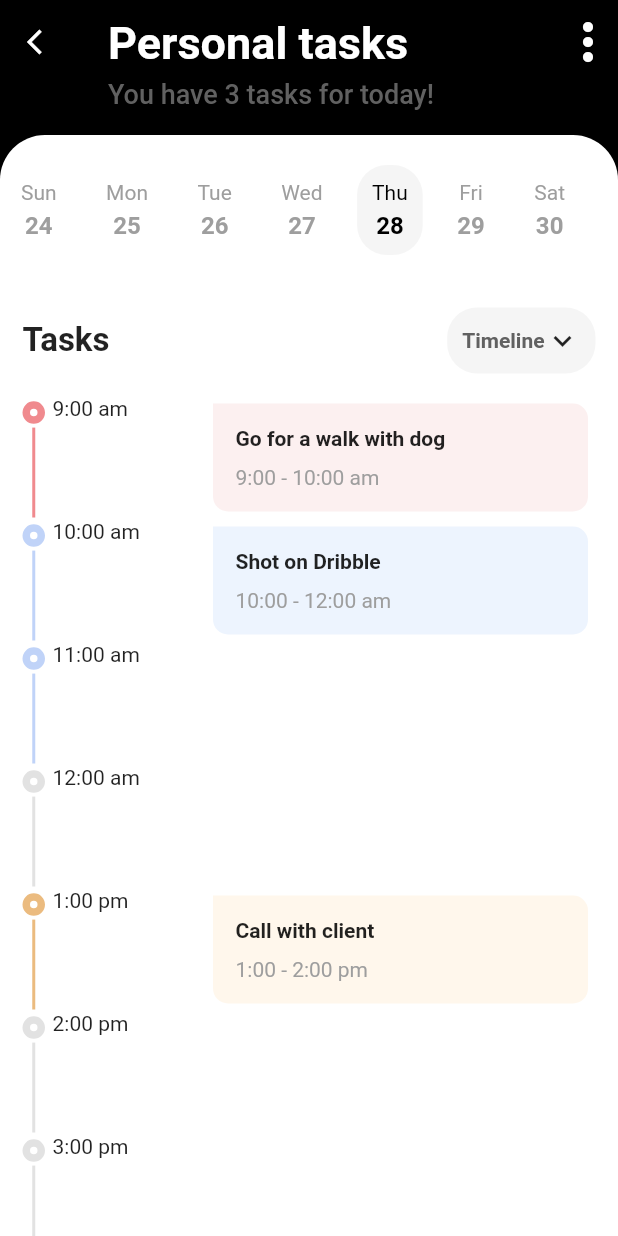
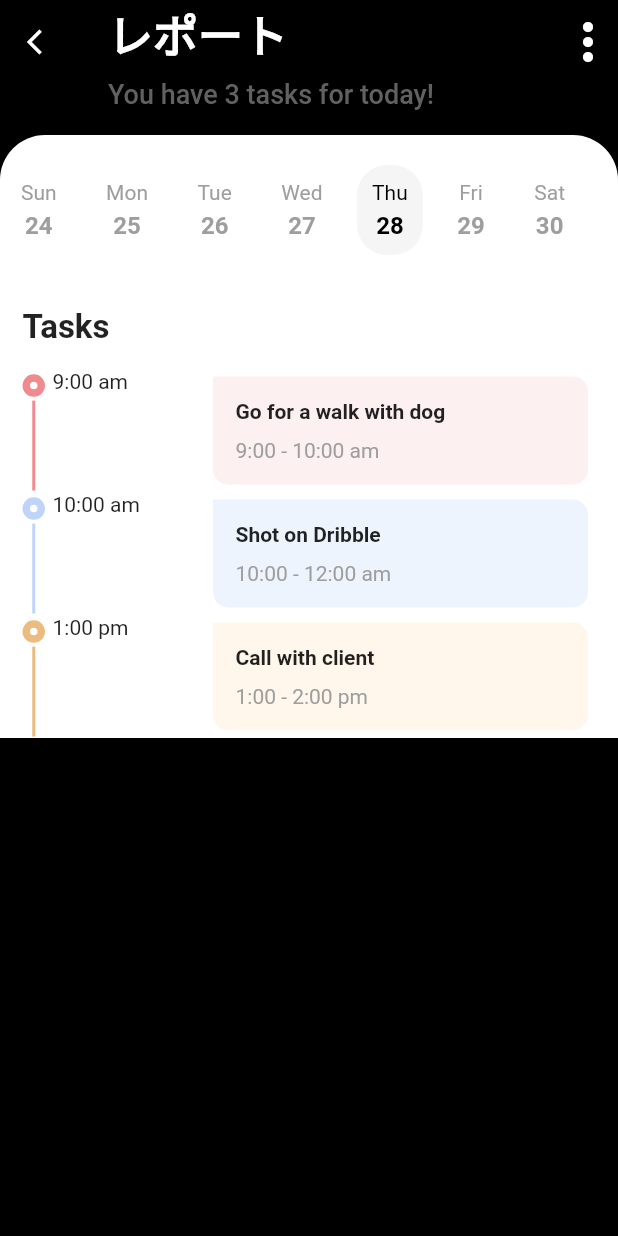
Before and after one commit to nharu-0630/GakujoGUI-Flutter, a Flutter app: the DetailPage screen opened directly with sample values from the repository, on a phone screen of 412 x 824 dp. Run offline on Flutter 3.47's test engine with Material 2 defaults, Android fonts, the phone set to English and light mode, and no system bars; drawn by our look-alikes of timeline_tile; our stand-ins replace dotted_border.

Commit message:
fix title

```diff
--- a/lib/models/task.dart
+++ b/lib/models/task.dart
@@ -26,8 +26,8 @@ class Task {
   static List<Task> generateTasks() {
     return [
       Task(
-          iconData: Icons.person_rounded,
-          title: 'Personal',
+          iconData: Icons.text_snippet_rounded,
+          title: 'レポート',
           bgColor: kYellowLight,
           iconColor: kYellowDark,
           btnColor: kYellow,
@@ -48,18 +48,18 @@ class Task {
               'tlColor': kBlueDark,
               'bgColor': kBlueLight,
             },
-            {
-              'time': '11:00 am',
-              'title': '',
-              'slot': '',
-              'tlColor': kBlueDark,
-            },
-            {
-              'time': '12:00 am',
-              'title': '',
-              'slot': '',
-              'tlColor': Colors.grey.withOpacity(0.3),
-            },
+            // {
+            //   'time': '11:00 am',
+            //   'title': '',
+            //   'slot': '',
+            //   'tlColor': kBlueDark,
+            // },
+            // {
+            //   'time': '12:00 am',
+            //   'title': '',
+            //   'slot': '',
+            //   'tlColor': Colors.grey.withOpacity(0.3),
+            // },
             {
               'time': '1:00 pm',
               'title': 'Call with client',
@@ -67,38 +67,38 @@ class Task {
               'tlColor': kYellowDark,
               'bgColor': kYellowLight,
             },
-            {
-              'time': '2:00 pm',
-              'title': '',
-              'slot': '',
-              'tlColor': Colors.grey.withOpacity(0.3),
-            },
-            {
-              'time': '3:00 pm',
-              'title': '',
-              'slot': '',
-              'tlColor': Colors.grey.withOpacity(0.3),
-            },
+            // {
+            //   'time': '2:00 pm',
+            //   'title': '',
+            //   'slot': '',
+            //   'tlColor': Colors.grey.withOpacity(0.3),
+            // },
+            // {
+            //   'time': '3:00 pm',
+            //   'title': '',
+            //   'slot': '',
+            //   'tlColor': Colors.grey.withOpacity(0.3),
+            // },
           ]),
       Task(
-        iconData: Icons.cases_rounded,
-        title: 'Work',
+        iconData: Icons.quiz_rounded,
+        title: '小テスト',
         bgColor: kRedLight,
         iconColor: kRedDark,
         btnColor: kRed,
         left: 2,
         done: 8,
       ),
-      Task(
-        iconData: Icons.favorite_rounded,
-        title: 'Health',
-        bgColor: kBlueLight,
-        iconColor: kBlueDark,
-        btnColor: kBlue,
-        left: 1,
-        done: 1,
-      ),
-      Task(isLast: true)
+      // Task(
+      //   iconData: Icons.favorite_rounded,
+      //   title: 'Health',
+      //   bgColor: kBlueLight,
+      //   iconColor: kBlueDark,
+      //   btnColor: kBlue,
+      //   left: 1,
+      //   done: 1,
+      // ),
+      // Task(isLast: true)
     ];
   }
 }
--- a/lib/screens/detail/detail.dart
+++ b/lib/screens/detail/detail.dart
@@ -68,7 +68,7 @@ class DetailPage extends StatelessWidget {
           crossAxisAlignment: CrossAxisAlignment.start,
           children: [
             Text(
-              '${task.title} tasks',
+              '${task.title}',
               style: const TextStyle(fontWeight: FontWeight.bold),
             ),
             const SizedBox(height: 5),
--- a/lib/screens/detail/widgets/task_title.dart
+++ b/lib/screens/detail/widgets/task_title.dart
@@ -1,31 +1,32 @@
 import 'package:flutter/material.dart';
-import 'package:flutter/src/widgets/framework.dart';
 
 class TaskTitle extends StatelessWidget {
   @override
   Widget build(BuildContext context) {
     return Container(
       padding: const EdgeInsets.all(15),
-      child: Row(mainAxisAlignment: MainAxisAlignment.spaceBetween, children: [
-        const Text(
-          'Tasks',
-          style: TextStyle(fontSize: 22, fontWeight: FontWeight.bold),
-        ),
-        Container(
-          padding: const EdgeInsets.all(10),
-          decoration: BoxDecoration(
-              color: Colors.grey.withOpacity(0.1),
-              borderRadius: BorderRadius.circular(20)),
-          child: Row(children: [
+      child: Row(
+          mainAxisAlignment: MainAxisAlignment.spaceBetween,
+          children: const [
             Text(
-              'Timeline',
-              style: TextStyle(
-                  color: Colors.grey[700], fontWeight: FontWeight.bold),
+              'Tasks',
+              style: TextStyle(fontSize: 22, fontWeight: FontWeight.bold),
             ),
-            Icon(Icons.keyboard_arrow_down_outlined)
+            // Container(
+            //   padding: const EdgeInsets.all(10),
+            //   decoration: BoxDecoration(
+            //       color: Colors.grey.withOpacity(0.1),
+            //       borderRadius: BorderRadius.circular(20)),
+            //   child: Row(children: [
+            //     Text(
+            //       'Timeline',
+            //       style: TextStyle(
+            //           color: Colors.grey[700], fontWeight: FontWeight.bold),
+            //     ),
+            //     const Icon(Icons.keyboard_arrow_down_outlined)
+            //   ]),
+            // )
           ]),
-        )
-      ]),
     );
   }
 }
--- a/lib/screens/home/home.dart
+++ b/lib/screens/home/home.dart
@@ -1,5 +1,4 @@
 import 'package:flutter/material.dart';
-import 'package:gakujo_task/screens/home/widgets/go_premium.dart';
 import 'package:gakujo_task/screens/home/widgets/tasks.dart';
 
 class HomePage extends StatelessWidget {
@@ -11,7 +10,7 @@ class HomePage extends StatelessWidget {
       body: Column(
         crossAxisAlignment: CrossAxisAlignment.start,
         children: [
-          GoPremium(),
+          // GoPremium(),
           Container(
             padding: const EdgeInsets.all(15),
             child: const Text(
@@ -47,14 +46,14 @@ class HomePage extends StatelessWidget {
         Container(
           height: 45,
           width: 45,
-          margin: const EdgeInsets.only(left: 15),
+          // margin: const EdgeInsets.only(left: 15),
           child: ClipRRect(
             borderRadius: BorderRadius.circular(10),
-            child: Image.asset('assets/images/avatar.jpg'),
+            child: Image.asset('assets/images/avatar.png'),
           ),
         ),
         const SizedBox(width: 10),
-        const Text('Hi, Amanda!',
+        const Text('Hi, xyzyxJP!',
             style: TextStyle(
               color: Colors.black,
               fontSize: 26,
--- a/lib/screens/home/widgets/tasks.dart
+++ b/lib/screens/home/widgets/tasks.dart
@@ -1,6 +1,5 @@
 import 'package:dotted_border/dotted_border.dart';
 import 'package:flutter/material.dart';
-import 'package:flutter/src/widgets/framework.dart';
 import 'package:gakujo_task/models/task.dart';
 import 'package:gakujo_task/screens/detail/detail.dart';
 
@@ -52,7 +51,7 @@ class Tasks extends StatelessWidget {
             color: task.iconColor,
             size: 35,
           ),
-          const SizedBox(height: 30),
+          const SizedBox(height: 25),
           Text(
             task.title!,
             style: const TextStyle(fontSize: 18, fontWeight: FontWeight.bold),
```
Also changed, not shown: assets/images/avatar.png (added).
